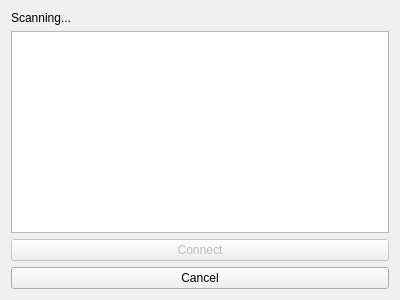
The window that examples/bluetooth/btchat/remoteselector.ui (qt/qtconnectivity) describes before a commit, drawn with Qt 5.
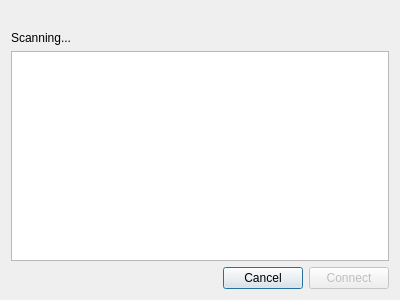
The same window after the commit.

```diff
--- a/examples/bluetooth/btchat/remoteselector.ui
+++ b/examples/bluetooth/btchat/remoteselector.ui
@@ -14,6 +14,16 @@
    <string>Available chat services</string>
   </property>
   <layout class="QVBoxLayout" name="verticalLayout">
+   <item>
+    <widget class="QLabel" name="iconLabel">
+     <property name="text">
+      <string/>
+     </property>
+     <property name="alignment">
+      <set>Qt::AlignCenter</set>
+     </property>
+    </widget>
+   </item>
    <item>
     <widget class="QLabel" name="status">
      <property name="text">
@@ -25,6 +35,28 @@
     <widget class="QListWidget" name="remoteDevices"/>
    </item>
    <item>
+    <layout class="QHBoxLayout" name="horizontalLayout">
+     <item>
+      <spacer name="horizontalSpacer">
+       <property name="orientation">
+        <enum>Qt::Horizontal</enum>
+       </property>
+       <property name="sizeHint" stdset="0">
+        <size>
+         <width>40</width>
+         <height>20</height>
+        </size>
+       </property>
+      </spacer>
+     </item>
+     <item>
+      <widget class="QPushButton" name="cancelButton">
+       <property name="text">
+        <string>Cancel</string>
+       </property>
+      </widget>
+     </item>
+     <item>
     <widget class="QPushButton" name="connectButton">
      <property name="enabled">
       <bool>false</bool>
@@ -34,12 +66,7 @@
      </property>
     </widget>
    </item>
-   <item>
-    <widget class="QPushButton" name="cancelButton">
-     <property name="text">
-      <string>Cancel</string>
-     </property>
-    </widget>
+    </layout>
    </item>
   </layout>
  </widget>
```
Lines whose indentation alone changed are shown as unchanged.
